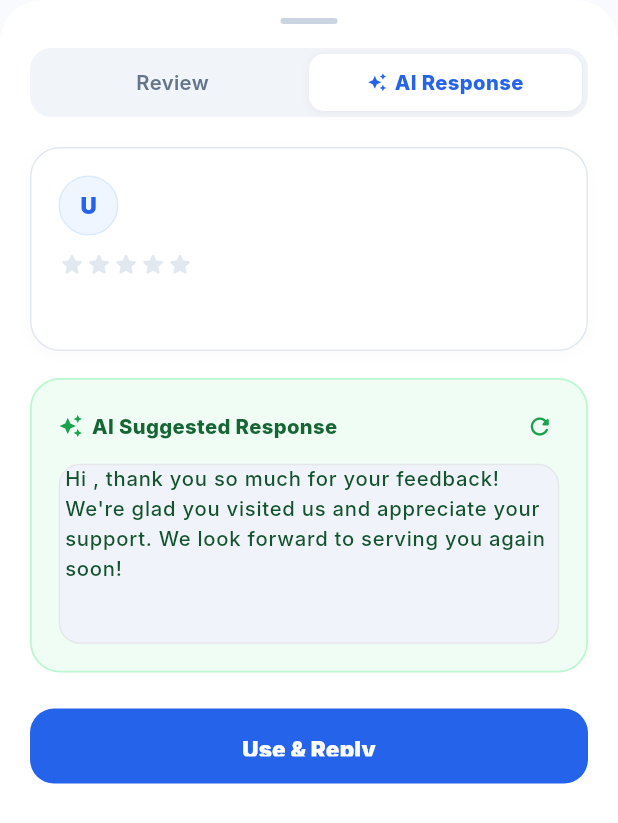
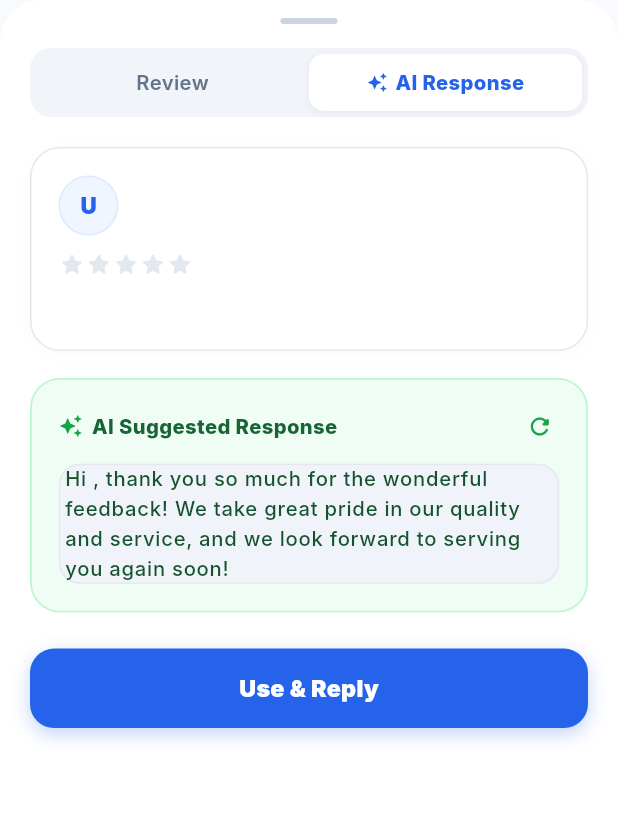
Before and after one commit to optigoai/optigo-ai, a Flutter app: the _ReviewDetailModal widget shown alone on an empty page, opened directly with empty values, on a phone screen of 412 x 824 dp. Shown: the top 823 px of the screen. Run offline on Flutter 3.47's test engine with Material 3 defaults, Android fonts, the phone set to English and light mode, and no system bars; our stand-ins replace flutter_secure_storage; accounts and stored records are empty; network calls fail; Roboto replaces fonts that are missing (Inter).

Commit message:
fix(reviews): make AI suggested response box auto-expand dynamically with unconstrained textfield and fix button vertical text clipping

```diff
--- a/mobile/lib/presentation/reviews/reviews_screen.dart
+++ b/mobile/lib/presentation/reviews/reviews_screen.dart
@@ -583,13 +583,11 @@ class _ReviewsScreenState extends State<ReviewsScreen> {
             ),
           ),
 
-          const SizedBox(height: 14),
-
-          // Bottom Action: If Replied -> show status tag. If Pending -> show "Reply with AI" button.
+          const SizedBox(height: 14),          // Bottom Action: If Replied -> show status tag. If Pending -> show "Reply with AI" button.
           if (review.isReplied) ...[
             Container(
               width: double.infinity,
-              padding: const EdgeInsets.symmetric(horizontal: 14, vertical: 10),
+              padding: const EdgeInsets.symmetric(horizontal: 14, vertical: 11),
               decoration: BoxDecoration(
                 color: const Color(0xFFF8FAFC),
                 borderRadius: BorderRadius.circular(14),
@@ -597,7 +595,7 @@ class _ReviewsScreenState extends State<ReviewsScreen> {
               ),
               child: Row(
                 children: [
-                  const Icon(Icons.check_circle_rounded, size: 15, color: Color(0xFF10B981)),
+                  const Icon(Icons.check_circle_rounded, size: 16, color: Color(0xFF10B981)),
                   const SizedBox(width: 6),
                   const Text(
                     'Replied to customer',
@@ -608,33 +606,45 @@ class _ReviewsScreenState extends State<ReviewsScreen> {
                     onTap: () => _openReviewDetailModal(review),
                     child: const Text(
                       'View Reply',
-                      style: TextStyle(fontSize: 12, fontWeight: FontWeight.w800, color: Color(0xFF2563EB)),
+                      style: TextStyle(fontSize: 12.5, fontWeight: FontWeight.w800, color: Color(0xFF2563EB)),
                     ),
                   ),
                 ],
               ),
             ),
           ] else ...[
-            SizedBox(
+            InkWell(
+              onTap: () => _openReviewDetailModal(review),
+              borderRadius: BorderRadius.circular(14),
+              child: Container(
                 width: double.infinity,
-              height: 44,
-              child: ElevatedButton.icon(
-                onPressed: () => _openReviewDetailModal(review),
-                icon: const Icon(Icons.auto_awesome, size: 16, color: Colors.white),
-                label: const Text(
+                padding: const EdgeInsets.symmetric(vertical: 13),
+                decoration: BoxDecoration(
+                  color: const Color(0xFF2563EB),
+                  borderRadius: BorderRadius.circular(14),
+                  boxShadow: [
+                    BoxShadow(
+                      color: const Color(0xFF2563EB).withValues(alpha: 0.25),
+                      blurRadius: 8,
+                      offset: const Offset(0, 3),
+                    ),
+                  ],
+                ),
+                child: const Row(
+                  mainAxisAlignment: MainAxisAlignment.center,
+                  children: [
+                    Icon(Icons.auto_awesome, size: 16, color: Colors.white),
+                    SizedBox(width: 8),
+                    Text(
                       'Reply with AI',
                       style: TextStyle(
-                    fontSize: 13.5,
+                        fontSize: 14,
                         fontWeight: FontWeight.w800,
                         color: Colors.white,
-                    letterSpacing: 0.1,
+                        letterSpacing: 0.2,
                       ),
                     ),
-                style: ElevatedButton.styleFrom(
-                  backgroundColor: const Color(0xFF2563EB),
-                  foregroundColor: Colors.white,
-                  elevation: 0,
-                  shape: RoundedRectangleBorder(borderRadius: BorderRadius.circular(14)),
+                  ],
                 ),
               ),
             ),
@@ -707,7 +717,7 @@ class _ReviewDetailModalState extends State<_ReviewDetailModal> {
       if (mounted) {
         setState(() {
           _replyTextController.text =
-              "Hi ${widget.review.reviewerName}, thank you so much for your feedback! We're glad you visited us and appreciate your support. We look forward to serving you again soon!";
+              "Hi ${widget.review.reviewerName}, thank you so much for the wonderful feedback! We take great pride in our quality and service, and we look forward to serving you again soon!";
           _isGenerating = false;
         });
       }
@@ -760,7 +770,7 @@ class _ReviewDetailModalState extends State<_ReviewDetailModal> {
     }
 
     return Container(
-      height: MediaQuery.of(context).size.height * 0.88,
+      height: MediaQuery.of(context).size.height * 0.90,
       decoration: const BoxDecoration(
         color: Colors.white,
         borderRadius: BorderRadius.vertical(top: Radius.circular(28)),
@@ -850,7 +860,7 @@ class _ReviewDetailModalState extends State<_ReviewDetailModal> {
                           children: [
                             Icon(
                               Icons.auto_awesome,
-                              size: 13,
+                              size: 14,
                               color: _activeTabIndex == 1 ? const Color(0xFF2563EB) : const Color(0xFF64748B),
                             ),
                             const SizedBox(width: 5),
@@ -951,9 +961,10 @@ class _ReviewDetailModalState extends State<_ReviewDetailModal> {
                       ),
                     ),
 
+                    if (_activeTabIndex == 1) ...[
                       const SizedBox(height: 18),
 
-                    // AI Suggested Response Mint Box (Matching Reference Right Screen)
+                      // AI Suggested Response Mint Box — Auto-expands based on content length without truncation
                       Container(
                         width: double.infinity,
                         padding: const EdgeInsets.all(18),
@@ -1009,7 +1020,9 @@ class _ReviewDetailModalState extends State<_ReviewDetailModal> {
                             else
                               TextField(
                                 controller: _replyTextController,
-                              maxLines: 6,
+                                maxLines: null,
+                                minLines: 3,
+                                keyboardType: TextInputType.multiline,
                                 style: const TextStyle(
                                   fontSize: 13.5,
                                   color: Color(0xFF14532D),
@@ -1019,6 +1032,7 @@ class _ReviewDetailModalState extends State<_ReviewDetailModal> {
                                 decoration: const InputDecoration(
                                   border: InputBorder.none,
                                   contentPadding: EdgeInsets.zero,
+                                  isDense: true,
                                   hintText: 'Type custom reply...',
                                   hintStyle: TextStyle(color: Color(0xFF86EFAC)),
                                 ),
@@ -1030,26 +1044,99 @@ class _ReviewDetailModalState extends State<_ReviewDetailModal> {
                       const SizedBox(height: 24),
 
                       // Big Action Button: Use & Reply
-                    SizedBox(
+                      InkWell(
+                        onTap: (_isPosting || _isGenerating) ? null : _handleUseAndReply,
+                        borderRadius: BorderRadius.circular(16),
+                        child: Container(
                           width: double.infinity,
-                      height: 50,
-                      child: ElevatedButton(
-                        onPressed: (_isPosting || _isGenerating) ? null : _handleUseAndReply,
-                        style: ElevatedButton.styleFrom(
-                          backgroundColor: const Color(0xFF2563EB),
-                          foregroundColor: Colors.white,
-                          elevation: 0,
-                          shape: RoundedRectangleBorder(borderRadius: BorderRadius.circular(16)),
+                          padding: const EdgeInsets.symmetric(vertical: 15),
+                          decoration: BoxDecoration(
+                            color: const Color(0xFF2563EB),
+                            borderRadius: BorderRadius.circular(16),
+                            boxShadow: [
+                              BoxShadow(
+                                color: const Color(0xFF2563EB).withValues(alpha: 0.28),
+                                blurRadius: 10,
+                                offset: const Offset(0, 4),
                               ),
+                            ],
+                          ),
+                          child: Center(
                             child: _isPosting
-                            ? const SizedBox(width: 20, height: 20, child: CircularProgressIndicator(strokeWidth: 2, color: Colors.white))
+                                ? const SizedBox(width: 20, height: 20, child: CircularProgressIndicator(strokeWidth: 2.2, color: Colors.white))
                                 : const Text(
                                     'Use & Reply',
-                                style: TextStyle(fontSize: 15, fontWeight: FontWeight.w900, letterSpacing: 0.1),
+                                    style: TextStyle(
+                                      fontSize: 15.5,
+                                      fontWeight: FontWeight.w900,
+                                      color: Colors.white,
+                                      letterSpacing: 0.2,
                                     ),
                                   ),
                           ),
-                    const SizedBox(height: 12),
+                        ),
+                      ),
+                    ] else ...[
+                      const SizedBox(height: 18),
+                      // Review Details Tab Content
+                      Container(
+                        width: double.infinity,
+                        padding: const EdgeInsets.all(18),
+                        decoration: BoxDecoration(
+                          color: const Color(0xFFF8FAFC),
+                          borderRadius: BorderRadius.circular(18),
+                          border: Border.all(color: const Color(0xFFE2E8F0)),
+                        ),
+                        child: Column(
+                          crossAxisAlignment: CrossAxisAlignment.start,
+                          children: [
+                            const Text(
+                              'Review Metadata',
+                              style: TextStyle(fontSize: 13, fontWeight: FontWeight.w800, color: Color(0xFF334155)),
+                            ),
+                            const SizedBox(height: 10),
+                            Row(
+                              mainAxisAlignment: MainAxisAlignment.spaceBetween,
+                              children: [
+                                const Text('Source', style: TextStyle(fontSize: 12, color: Color(0xFF64748B))),
+                                Text(widget.review.source.toUpperCase(), style: const TextStyle(fontSize: 12, fontWeight: FontWeight.w700, color: Color(0xFF0F172A))),
+                              ],
+                            ),
+                            const SizedBox(height: 6),
+                            Row(
+                              mainAxisAlignment: MainAxisAlignment.spaceBetween,
+                              children: [
+                                const Text('Sentiment', style: TextStyle(fontSize: 12, color: Color(0xFF64748B))),
+                                Text(
+                                  widget.review.sentiment ?? (widget.review.rating >= 4 ? 'Positive' : 'Needs attention'),
+                                  style: TextStyle(
+                                    fontSize: 12,
+                                    fontWeight: FontWeight.w700,
+                                    color: widget.review.rating >= 4 ? const Color(0xFF10B981) : const Color(0xFFEF4444),
+                                  ),
+                                ),
+                              ],
+                            ),
+                            const SizedBox(height: 6),
+                            Row(
+                              mainAxisAlignment: MainAxisAlignment.spaceBetween,
+                              children: [
+                                const Text('Status', style: TextStyle(fontSize: 12, color: Color(0xFF64748B))),
+                                Text(
+                                  widget.review.isReplied ? 'Replied' : 'Pending response',
+                                  style: TextStyle(
+                                    fontSize: 12,
+                                    fontWeight: FontWeight.w700,
+                                    color: widget.review.isReplied ? const Color(0xFF10B981) : const Color(0xFFD97706),
+                                  ),
+                                ),
+                              ],
+                            ),
+                          ],
+                        ),
+                      ),
+                    ],
+                    const SizedBox(height: 16),
                   ],
                 ),
               ),
```
Lines whose indentation alone changed are shown as unchanged.
